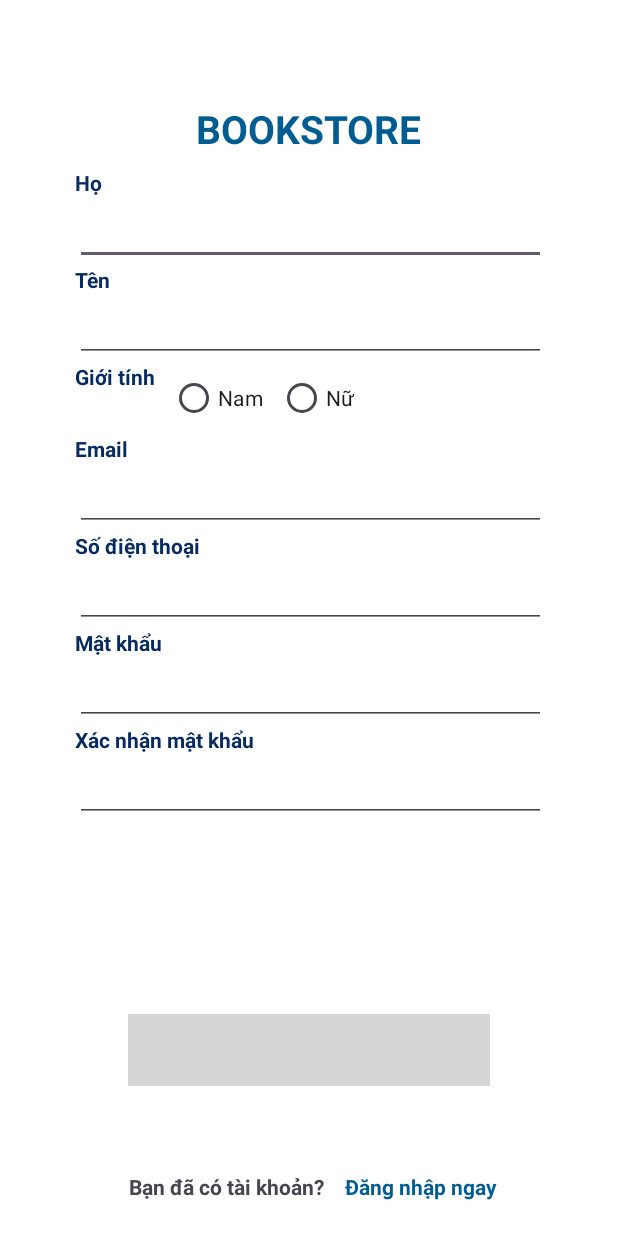
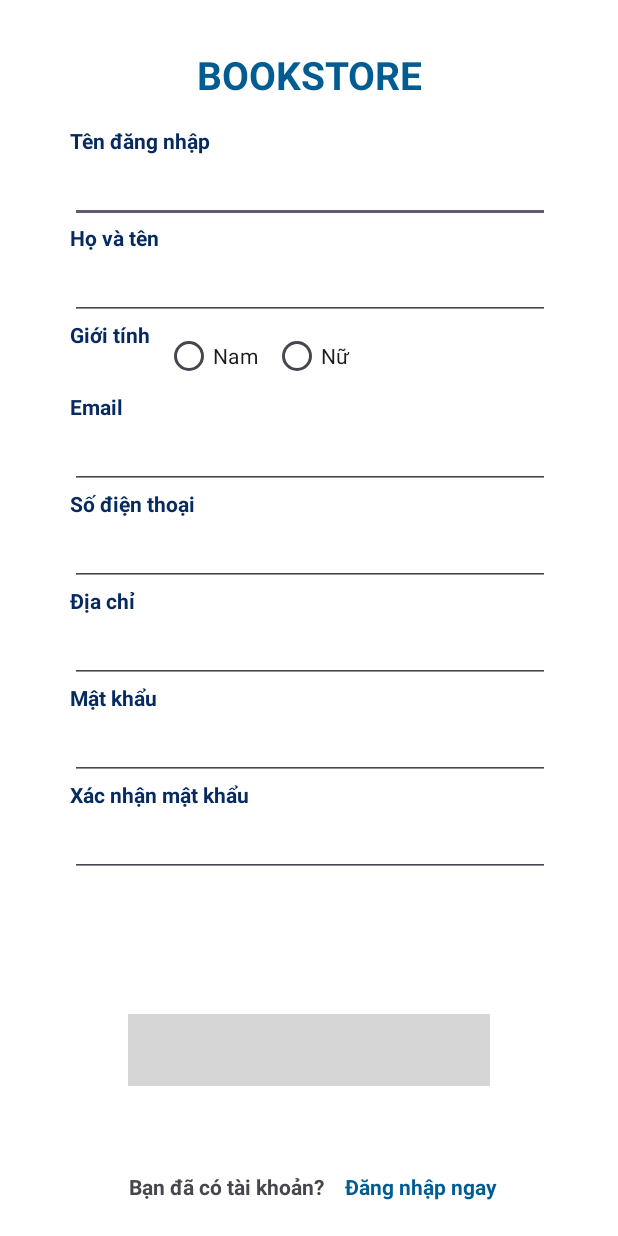
Before and after one commit to nguyenkhanhquy/bookstore-app, an Android app: the RegisterActivity screen opened directly, with no data from a screen before it, on a phone screen of 412 x 824 dp. Run offline under Robolectric (Android 15) with nearby library versions, the phone set to English and light mode, and no system bars; 1 statement that could not run was skipped; grey boxes are pictures that could not be loaded.

Commit message:
update: register

```diff
--- a/app/src/main/res/layout/activity_register.xml
+++ b/app/src/main/res/layout/activity_register.xml
@@ -26,7 +26,7 @@
         android:layout_width="wrap_content"
         android:layout_height="wrap_content"
         android:layout_marginStart="174dp"
-        android:layout_marginTop="68dp"
+        android:layout_marginTop="32dp"
         android:layout_marginEnd="179dp"
         android:text="BookStore"
         android:textAllCaps="true"
@@ -34,7 +34,7 @@
         android:textSize="26sp"
         android:textStyle="bold"
         app:layout_constraintEnd_toEndOf="parent"
-        app:layout_constraintHorizontal_bias="0.473"
+        app:layout_constraintHorizontal_bias="0.464"
         app:layout_constraintStart_toStartOf="parent"
         app:layout_constraintTop_toTopOf="parent" />
 
@@ -66,10 +66,10 @@
         app:layout_constraintStart_toEndOf="@+id/textView6" />
 
     <LinearLayout
-        android:layout_width="414dp"
-        android:layout_height="452dp"
+        android:layout_width="420dp"
+        android:layout_height="540dp"
         android:layout_marginStart="1dp"
-        android:layout_marginTop="112dp"
+        android:layout_marginTop="84dp"
         android:layout_marginEnd="1dp"
         android:orientation="vertical"
         android:paddingLeft="50dp"
@@ -82,12 +82,12 @@
             android:id="@+id/textView2"
             android:layout_width="match_parent"
             android:layout_height="wrap_content"
-            android:text="Họ"
+            android:text="Tên đăng nhập"
             android:textColor="@color/xanh_nhat_background"
             android:textStyle="bold" />
 
         <EditText
-            android:id="@+id/edtHo"
+            android:id="@+id/edtUserName"
             android:layout_width="match_parent"
             android:layout_height="wrap_content"
             android:ems="10"
@@ -97,12 +97,12 @@
             android:id="@+id/textView3"
             android:layout_width="match_parent"
             android:layout_height="wrap_content"
-            android:text="Tên"
+            android:text="Họ và tên"
             android:textColor="@color/xanh_nhat_background"
             android:textStyle="bold" />
 
         <EditText
-            android:id="@+id/edtTen"
+            android:id="@+id/edtHoVaTen"
             android:layout_width="match_parent"
             android:layout_height="wrap_content"
             android:ems="10"
@@ -174,6 +174,21 @@
             android:inputType="phone" />
 
         <TextView
+            android:id="@+id/textView10"
+            android:layout_width="match_parent"
+            android:layout_height="wrap_content"
+            android:text="Địa chỉ"
+            android:textColor="@color/xanh_nhat_background"
+            android:textStyle="bold" />
+
+        <EditText
+            android:id="@+id/edtDiaChi"
+            android:layout_width="match_parent"
+            android:layout_height="wrap_content"
+            android:ems="10"
+            android:inputType="text" />
+
+        <TextView
             android:id="@+id/textView8"
             android:layout_width="match_parent"
             android:layout_height="wrap_content"
@@ -186,7 +201,7 @@
             android:layout_width="match_parent"
             android:layout_height="wrap_content"
             android:ems="10"
-            android:inputType="text" />
+            android:inputType="textPassword" />
 
         <TextView
             android:id="@+id/textView9"
@@ -201,10 +216,10 @@
             android:layout_width="match_parent"
             android:layout_height="wrap_content"
             android:ems="10"
-            android:inputType="text" />
+            android:inputType="textPassword" />
 
         <TextView
-            android:id="@+id/txtLoiMK"
+            android:id="@+id/txtLoi"
             android:layout_width="match_parent"
             android:layout_height="wrap_content"
             android:textAlignment="center"
```
Also changed, not shown: app/src/main/java/com/bookstore/app/activity/RegisterActivity.java (+52 -17 lines).
